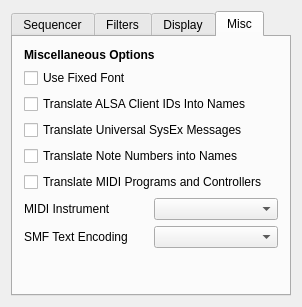
Above: src/configdialogbase.ui from KottV/kmidimon before the change. Below: the same form after it.
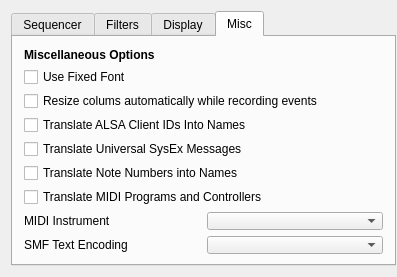
That is the form after the change. The open tabs and pages were chosen to show the change. Custom widgets are drawn as their Qt base class.

Commit message: * config option to request real-time priority * config option to resize columns while recording

What changed in the file:
```diff
--- a/src/configdialogbase.ui
+++ b/src/configdialogbase.ui
@@ -26,8 +26,8 @@
    <rect>
     <x>0</x>
     <y>0</y>
-    <width>302</width>
-    <height>307</height>
+    <width>397</width>
+    <height>277</height>
    </rect>
   </property>
   <property name="sizePolicy">
@@ -38,7 +38,7 @@
   </property>
   <property name="minimumSize">
    <size>
-    <width>285</width>
+    <width>397</width>
     <height>277</height>
    </size>
   </property>
@@ -48,6 +48,12 @@
   <layout class="QGridLayout" name="gridLayout_3">
    <item row="0" column="0">
     <widget class="KTabWidget" name="m_tabWidget">
+     <property name="minimumSize">
+      <size>
+       <width>385</width>
+       <height>0</height>
+      </size>
+     </property>
      <property name="currentIndex">
       <number>0</number>
      </property>
@@ -383,7 +389,7 @@
          </property>
         </widget>
        </item>
-       <item row="2" column="0" colspan="2">
+       <item row="3" column="0" colspan="2">
         <widget class="QCheckBox" name="m_showClientNames">
          <property name="whatsThis">
           <string>Display ALSA client numbers or Names</string>
@@ -393,7 +399,7 @@
          </property>
         </widget>
        </item>
-       <item row="3" column="0" colspan="2">
+       <item row="4" column="0" colspan="2">
         <widget class="QCheckBox" name="m_translateSysex">
          <property name="whatsThis">
           <string>Display some Universal Sysex messages as text, or hexadecimal numbers</string>
@@ -403,21 +409,21 @@
          </property>
         </widget>
        </item>
-       <item row="4" column="0" colspan="2">
+       <item row="5" column="0" colspan="2">
         <widget class="QCheckBox" name="m_translateNotes">
          <property name="text">
           <string>Translate Note Numbers into Names</string>
          </property>
         </widget>
        </item>
-       <item row="5" column="0" colspan="2">
+       <item row="6" column="0" colspan="2">
         <widget class="QCheckBox" name="m_translateCtrls">
          <property name="text">
           <string>Translate MIDI Programs and Controllers</string>
          </property>
         </widget>
        </item>
-       <item row="6" column="0">
+       <item row="8" column="0">
         <widget class="QLabel" name="lblInstrument">
          <property name="enabled">
           <bool>true</bool>
@@ -430,14 +436,14 @@
          </property>
         </widget>
        </item>
-       <item row="6" column="1">
+       <item row="8" column="1">
         <widget class="KComboBox" name="m_instruments">
          <property name="enabled">
           <bool>true</bool>
          </property>
         </widget>
        </item>
-       <item row="8" column="0" colspan="2">
+       <item row="10" column="0" colspan="2">
         <spacer name="verticalSpacer_5">
          <property name="orientation">
           <enum>Qt::Vertical</enum>
@@ -450,16 +456,23 @@
          </property>
         </spacer>
        </item>
-       <item row="7" column="0">
+       <item row="9" column="0">
         <widget class="QLabel" name="lblCodec">
          <property name="text">
           <string>SMF Text Encoding</string>
          </property>
         </widget>
        </item>
-       <item row="7" column="1">
+       <item row="9" column="1">
         <widget class="QComboBox" name="m_codecs"/>
        </item>
+       <item row="2" column="0" colspan="2">
+        <widget class="QCheckBox" name="m_resizeColumns">
+         <property name="text">
+          <string>Resize colums automatically while recording events</string>
+         </property>
+        </widget>
+       </item>
       </layout>
      </widget>
     </widget>
@@ -469,16 +482,16 @@
  <layoutdefault spacing="6" margin="11"/>
  <pixmapfunction>qPixmapFromMimeSource</pixmapfunction>
  <customwidgets>
-  <customwidget>
-   <class>KComboBox</class>
-   <extends>QComboBox</extends>
-   <header>kcombobox.h</header>
-  </customwidget>
   <customwidget>
    <class>KIntSpinBox</class>
    <extends>QSpinBox</extends>
    <header>knuminput.h</header>
   </customwidget>
+  <customwidget>
+   <class>KComboBox</class>
+   <extends>QComboBox</extends>
+   <header>kcombobox.h</header>
+  </customwidget>
   <customwidget>
    <class>KTabWidget</class>
    <extends>QTabWidget</extends>
```
Left out of the diff: 9 changed lines with no effect on the pictures. The commit also changes 6 other files.
